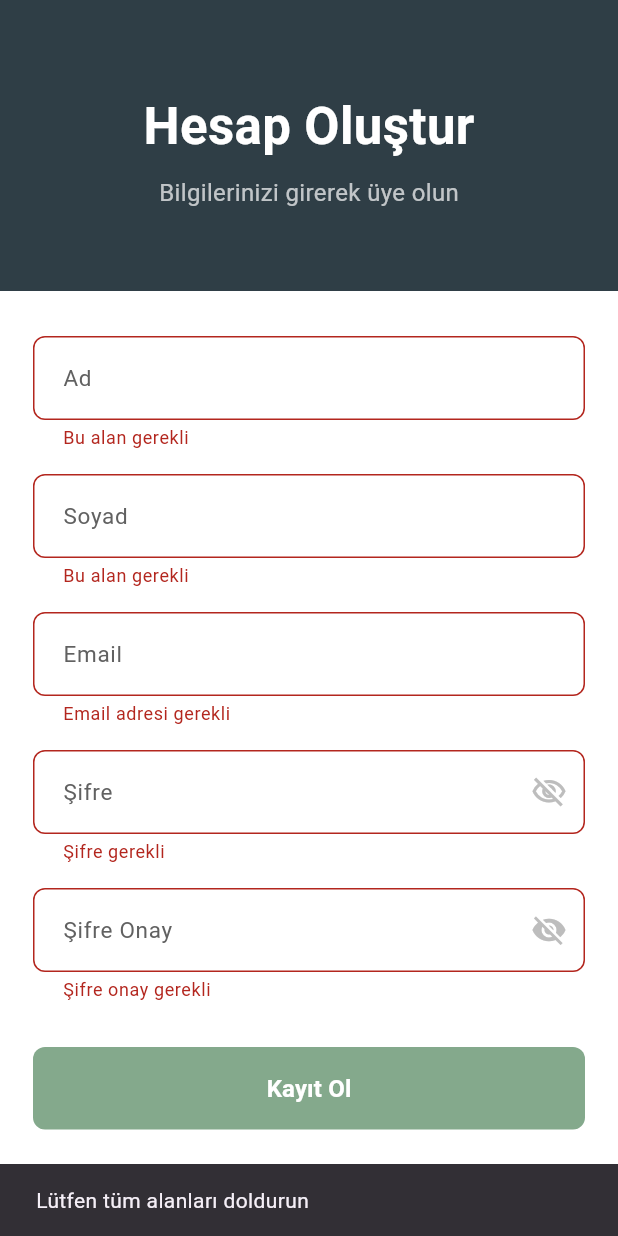
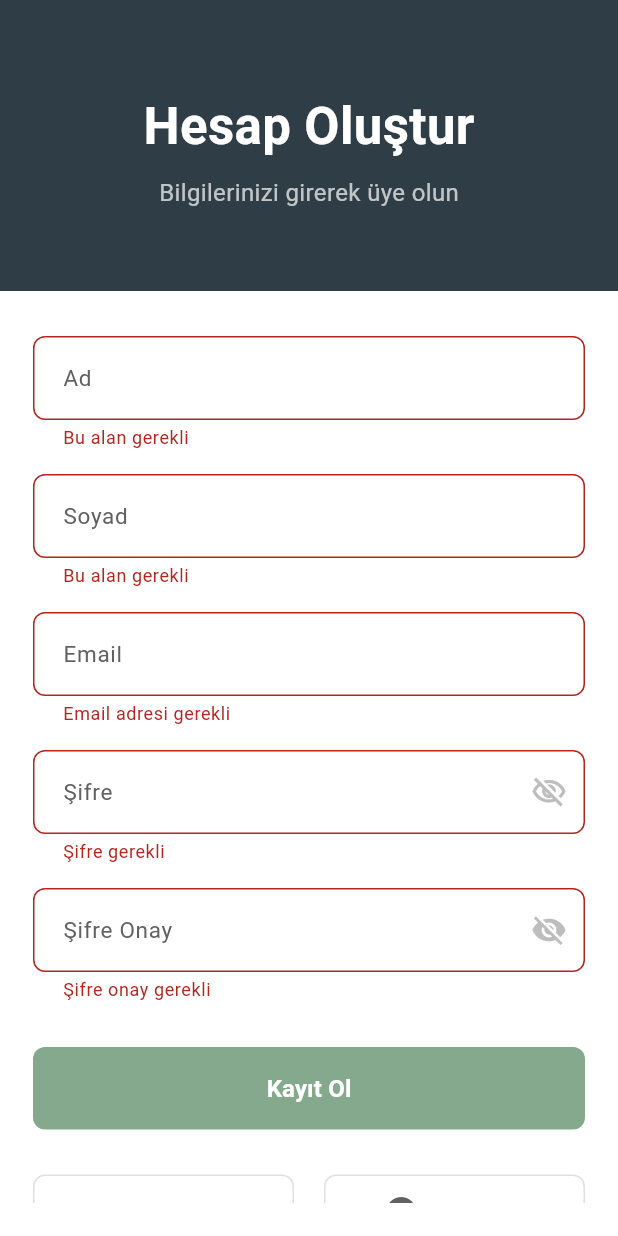
Before and after one commit to ricoglr/Linkup_Demo, a Flutter app: the RegisterScreen screen opened directly, after a tap on "Kayıt Ol", on a phone screen of 412 x 824 dp. Run offline on Flutter 3.47's test engine with Material 3 defaults, Android fonts, the phone set to English and light mode, and no system bars; our stand-ins replace image_picker.

Commit message:
Delete elevatedbutton else condition in register screen

```diff
--- a/lib/screens/register_screen.dart
+++ b/lib/screens/register_screen.dart
@@ -196,13 +196,6 @@ class _RegisterScreenState extends State<RegisterScreen> {
                                 duration: Duration(seconds: 3),
                               ),
                             );
-                          } else {
-                            ScaffoldMessenger.of(context).showSnackBar(
-                              const SnackBar(
-                                content: Text('Lütfen tüm alanları doldurun'),
-                                duration: Duration(seconds: 3),
-                              ),
-                            );
                           }
                         },
                         style: ElevatedButton.styleFrom(
```
